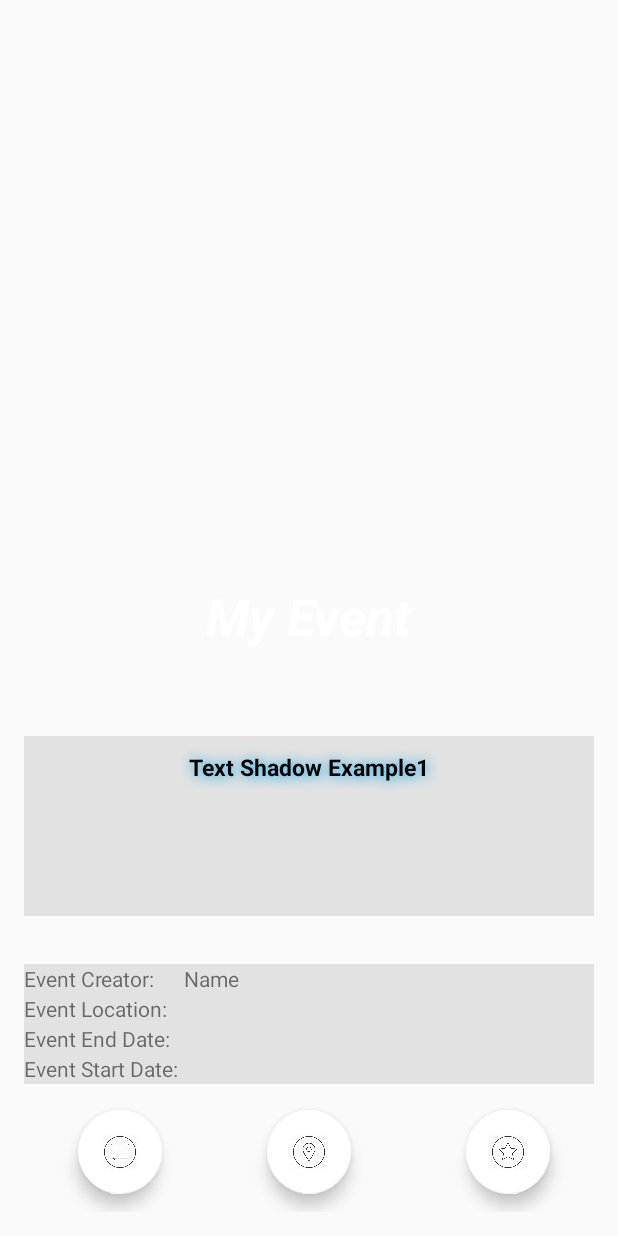
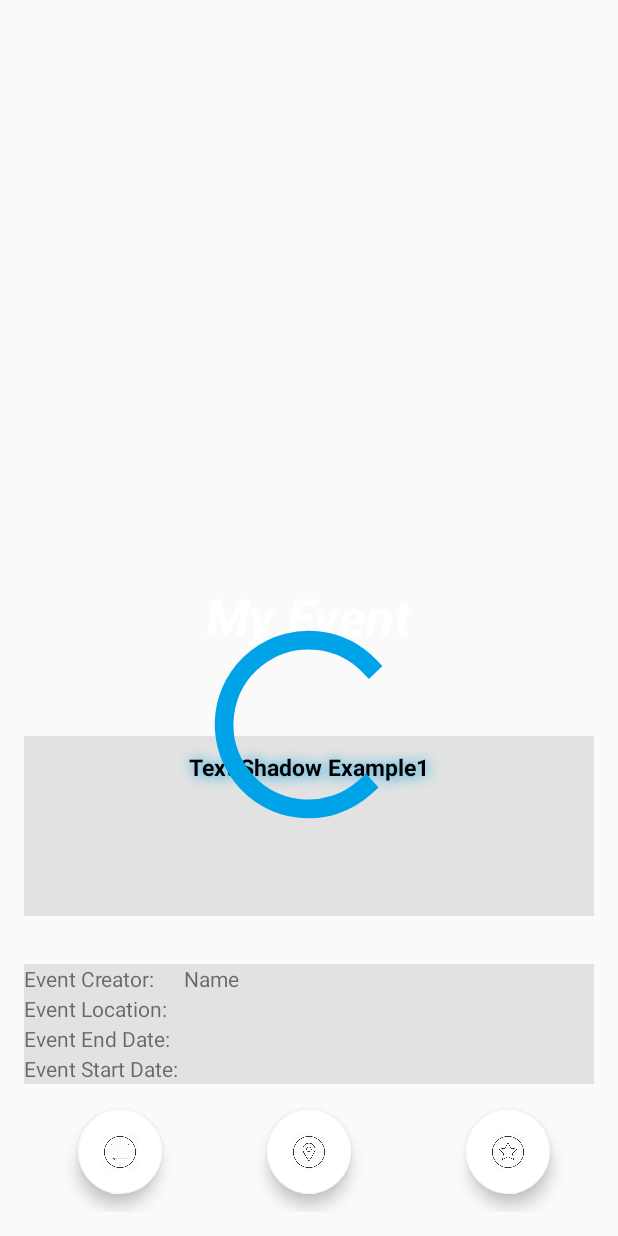
Before and after one commit to MishaLazar/LetsTeamApp, an Android app: the layout activity_event_context.xml on its own in the app's theme, with its tools: preview values and no code run, on a phone screen of 412 x 824 dp. Run offline under Robolectric (Android 15) with nearby library versions, the phone set to English and light mode, and no system bars.

```diff
--- a/app/src/main/java/com/misha/mor/letsteamapp/letsteamapp/CreateEventActivity.java
+++ b/app/src/main/java/com/misha/mor/letsteamapp/letsteamapp/CreateEventActivity.java
@@ -57,6 +57,7 @@ public class CreateEventActivity extends Activity {
     String date;
     String timeS;
     Validator Validator = new Validator();
+    String userName;
 
     @Override
     protected void onCreate(Bundle savedInstanceState) {
@@ -64,7 +65,8 @@ public class CreateEventActivity extends Activity {
         setContentView(R.layout.activity_create_event);
         this.getWindow().setSoftInputMode(WindowManager.LayoutParams.SOFT_INPUT_ADJUST_PAN);
         Intent intent = getIntent();
-        userID = intent.getStringExtra("userID");
+        userID = intent.getStringExtra(getString(R.string.userID));
+        userName = intent.getStringExtra(getString(R.string.userName));
 
         //register to receive notification
         innerReceiver = new InnerReceiver(CreateEventActivity.this);
@@ -164,6 +166,7 @@ public class CreateEventActivity extends Activity {
                                 ,event_EndDate
                                 ,userEmail);
                         newEvent.setEvent_Owner(userID);
+                        newEvent.setEvent_OwnerName(userName);
 
                         fdb.registerEvent(newEvent);
                         onBackPressed();
--- a/app/src/main/res/layout/activity_event_context.xml
+++ b/app/src/main/res/layout/activity_event_context.xml
@@ -179,7 +179,19 @@
             </TableRow>
         </TableLayout>
 
+        <ProgressBar
+            android:id="@+id/progressBarEventContext"
+            android:layout_width="150dp"
+            android:layout_height="150dp"
+            android:indeterminate="true"
+            android:indeterminateTint="@color/mainAppColorPrimer"
+            android:indeterminateTintMode="src_atop"
+            android:visibility="visible"
+            tools:visibility="visible"
+            android:layout_alignParentTop="true"
+            android:layout_centerHorizontal="true"
+            android:layout_marginTop="20dp" />
+
     </RelativeLayout>
 
-
 </RelativeLayout>
```
Also changed, not shown: app/src/main/java/com/misha/mor/letsteamapp/letsteamapp/Event.java (+9 -0 lines), app/src/main/java/com/misha/mor/letsteamapp/letsteamapp/EventContext.java (+43 -14 lines).
